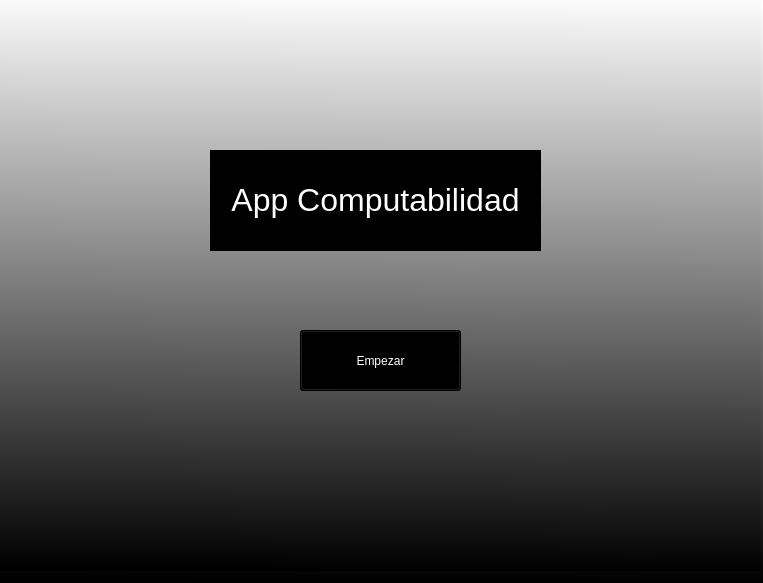
Qt form Entregable4/view/welcomePage.ui (UCR-ECCI-MM/tarea-programada-imparables-1) before a commit.
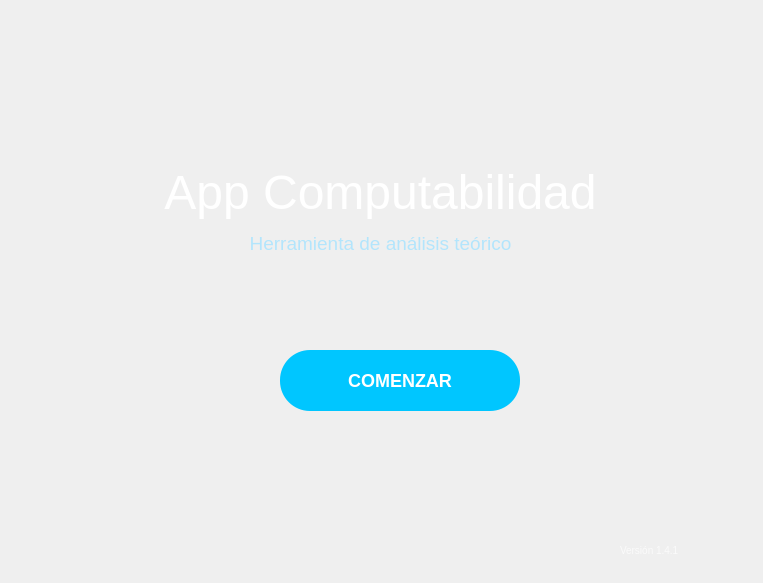
The same form after that commit.

```diff
--- a/Entregable4/view/welcomePage.ui
+++ b/Entregable4/view/welcomePage.ui
@@ -14,16 +14,21 @@
    <string>MainWindow</string>
   </property>
   <property name="styleSheet">
-   <string notr="true">background-color: qlineargradient(spread:pad, x1:0.522843, y1:1, x2:0.533, y2:0, stop:0 rgba(0, 0, 0, 255), stop:1 rgba(255, 255, 255, 255));</string>
+   <string notr="true">
+   QMainWindow {
+       background: qlineargradient(spread:pad, x1:0, y1:0, x2:1, y2:1, 
+                                 stop:0 #0f2027, stop:0.5 #203a43, stop:1 #2c5364);
+   }
+   </string>
   </property>
   <widget class="QWidget" name="centralwidget">
    <widget class="QStackedWidget" name="stackedWidget">
     <property name="geometry">
      <rect>
       <x>0</x>
-      <y>-10</y>
-      <width>761</width>
-      <height>581</height>
+      <y>0</y>
+      <width>763</width>
+      <height>583</height>
      </rect>
     </property>
     <property name="currentIndex">
@@ -33,38 +38,77 @@
      <widget class="QPushButton" name="startButton">
       <property name="geometry">
        <rect>
-        <x>300</x>
-        <y>340</y>
-        <width>161</width>
+        <x>280</x>
+        <y>350</y>
+        <width>240</width>
         <height>61</height>
        </rect>
       </property>
       <property name="styleSheet">
-       <string notr="true">background-color: rgb(0, 0, 0);
-color: rgb(255, 255, 255);</string>
+       <string notr="true">
+       QPushButton {
+           background-color: #00c6ff;
+           color: white;
+           border: none;
+           border-radius: 30px;
+           font-size: 18px;
+           font-weight: bold;
+           padding: 10px 20px;
+           min-width: 200px;
+       }
+       QPushButton:hover {
+           background-color: #0072ff;
+       }
+       QPushButton:pressed {
+           background-color: #005bbf;
+           padding-top: 12px;
+           padding-left: 22px;
+       }
+       </string>
       </property>
       <property name="text">
-       <string>Empezar</string>
+       <string>COMENZAR</string>
       </property>
      </widget>
      <widget class="QLabel" name="label">
       <property name="geometry">
        <rect>
-        <x>210</x>
-        <y>160</y>
-        <width>331</width>
-        <height>101</height>
+        <x>80</x>
+        <y>120</y>
+        <width>601</width>
+        <height>181</height>
        </rect>
       </property>
       <property name="styleSheet">
-       <string notr="true">background-color: rgb(0, 0, 0);</string>
+       <string notr="true">
+       QLabel {
+           background: transparent;
+       }
+       </string>
       </property>
       <property name="text">
        <string>&lt;!DOCTYPE HTML PUBLIC &quot;-//W3C//DTD HTML 4.0//EN&quot; &quot;http://www.w3.org/TR/REC-html40/strict.dtd&quot;&gt;
 &lt;html&gt;&lt;head&gt;&lt;meta name=&quot;qrichtext&quot; content=&quot;1&quot; /&gt;&lt;style type=&quot;text/css&quot;&gt;
 p, li { white-space: pre-wrap; }
-&lt;/style&gt;&lt;/head&gt;&lt;body style=&quot; font-family:'Ubuntu'; font-size:10pt; font-weight:400; font-style:normal;&quot;&gt;
-&lt;p align=&quot;center&quot; style=&quot; margin-top:12px; margin-bottom:12px; margin-left:0px; margin-right:0px; -qt-block-indent:0; text-indent:0px;&quot;&gt;&lt;span style=&quot; font-size:24pt; color:#ffffff;&quot;&gt;App Computabilidad&lt;/span&gt;&lt;/p&gt;&lt;/body&gt;&lt;/html&gt;</string>
+&lt;/style&gt;&lt;/head&gt;&lt;body style=&quot; font-family:'Segoe UI'; font-weight:400; font-style:normal;&quot;&gt;
+&lt;p align=&quot;center&quot; style=&quot; margin-top:12px; margin-bottom:12px; margin-left:0px; margin-right:0px; -qt-block-indent:0; text-indent:0px;&quot;&gt;&lt;span style=&quot; font-size:36pt; color:#ffffff; text-shadow: 4px 4px 8px rgba(0,0,0,0.5);&quot;&gt;App Computabilidad&lt;/span&gt;&lt;/p&gt;
+&lt;p align=&quot;center&quot; style=&quot; margin-top:12px; margin-bottom:12px; margin-left:0px; margin-right:0px; -qt-block-indent:0; text-indent:0px;&quot;&gt;&lt;span style=&quot; font-size:14pt; color:#b3e5fc;&quot;&gt;Herramienta de análisis teórico&lt;/span&gt;&lt;/p&gt;&lt;/body&gt;&lt;/html&gt;</string>
+      </property>
+     </widget>
+     <widget class="QLabel" name="versionLabel">
+      <property name="geometry">
+       <rect>
+        <x>620</x>
+        <y>540</y>
+        <width>121</width>
+        <height>20</height>
+       </rect>
+      </property>
+      <property name="styleSheet">
+       <string notr="true">color: rgba(255,255,255,0.7); font-size: 10px;</string>
+      </property>
+      <property name="text">
+       <string>Versión 1.4.1</string>
       </property>
      </widget>
     </widget>
```
Left out of the diff: 5 changed lines with no effect on the pictures.
